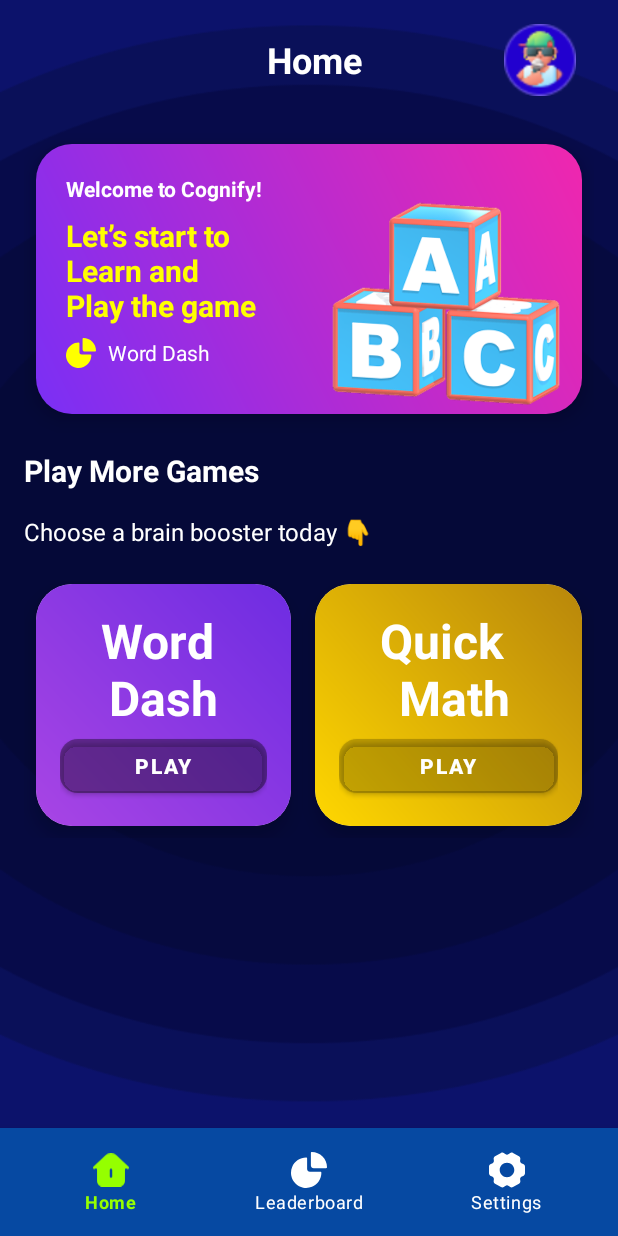
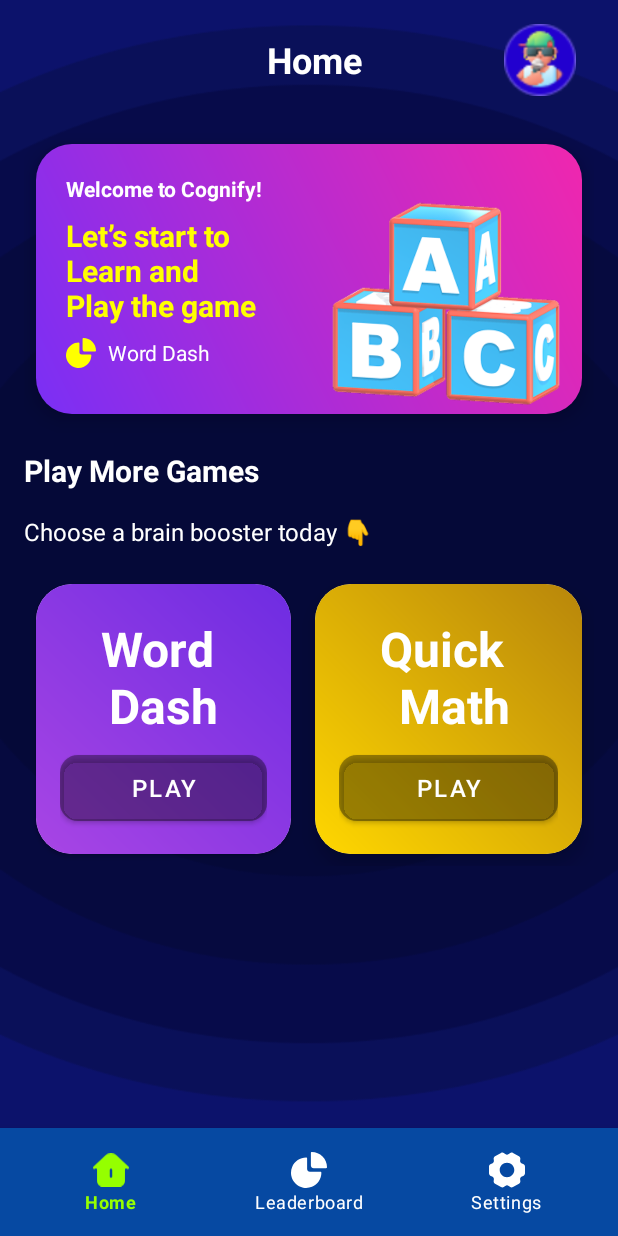
Before and after one commit to harish-kunta/Cognify, an Android app: the screen it shows after launch once a user with an empty profile is signed in (MainActivity), on a phone screen of 412 x 824 dp. Run offline under Robolectric (Android 15) with nearby library versions, the light colour scheme and no system bars; our stand-ins replace navigation-ui.

Commit message:
updated buttons in home fragment

```diff
--- a/app/src/main/res/layout/fragment_home.xml
+++ b/app/src/main/res/layout/fragment_home.xml
@@ -165,7 +165,7 @@
                 android:id="@+id/wordGameCard"
                 layout="@layout/word_game_card"
                 android:layout_width="wrap_content"
-                android:layout_height="match_parent"
+                android:layout_height="180dp"
                 android:layout_margin="8dp"
                 android:layout_weight="1" />
 
@@ -173,7 +173,7 @@
                 android:id="@+id/mathGameCard"
                 layout="@layout/math_game_card"
                 android:layout_width="wrap_content"
-                android:layout_height="wrap_content"
+                android:layout_height="180dp"
                 android:layout_margin="8dp"
                 android:layout_weight="1" />
         </LinearLayout>
--- a/app/src/main/res/layout/math_game_card.xml
+++ b/app/src/main/res/layout/math_game_card.xml
@@ -25,17 +25,14 @@
             android:textSize="32sp"
             android:layout_weight="3"/>
 
-        <com.google.android.material.button.MaterialButton
+        <Button
             android:id="@+id/playButton"
+            style="@style/Button.Play"
             android:layout_width="match_parent"
             android:layout_height="wrap_content"
-            android:layout_alignParentBottom="true"
             android:text="PLAY"
-            android:textStyle="bold"
-            android:textColor="@android:color/white"
-            app:cornerRadius="12dp"
-            app:iconPadding="0dp"
             android:layout_weight="2"
-            app:backgroundTint="#36000000" />
+            app:rippleColor="#B8860B"
+            />
     </LinearLayout>
 </androidx.cardview.widget.CardView>
--- a/app/src/main/res/layout/word_game_card.xml
+++ b/app/src/main/res/layout/word_game_card.xml
@@ -1,10 +1,10 @@
 <androidx.cardview.widget.CardView xmlns:android="http://schemas.android.com/apk/res/android"
-    android:layout_width="160dp"
-    android:layout_height="200dp"
+    android:layout_width="match_parent"
+    android:layout_height="match_parent"
     xmlns:app="http://schemas.android.com/apk/res-auto"
     android:layout_margin="8dp"
     app:cardCornerRadius="24dp"
-    app:cardElevation="8dp">
+    >
 
     <LinearLayout
         android:layout_width="match_parent"
@@ -28,14 +28,12 @@
 
         <com.google.android.material.button.MaterialButton
             android:id="@+id/playButton"
+            style="@style/Button.Play"
             android:layout_width="match_parent"
             android:layout_height="wrap_content"
-            android:layout_alignParentBottom="true"
             android:text="PLAY"
-            android:textStyle="bold"
-            android:textColor="@android:color/white"
-            app:cornerRadius="12dp"
             android:layout_weight="2"
-            android:backgroundTint="#36000000" />
+            app:rippleColor="#6E2CE2"
+            />
     </LinearLayout>
 </androidx.cardview.widget.CardView>
--- a/app/src/main/res/values/styles.xml
+++ b/app/src/main/res/values/styles.xml
@@ -42,7 +42,22 @@
         <item name="backgroundTint">@color/button_enabled</item>
     </style>
 
-    <!-- Disbaled Button style -->
+    <!-- Play Button style -->
+    <style name="Button.Play" parent="Widget.MaterialComponents.Button">
+        <item name="android:textColor">@color/text_white</item>
+        <item name="android:textSize">16sp</item>
+        <item name="cornerRadius">12dp</item>
+        <item name="android:elevation">0dp</item>
+        <!-- Make sure there is no stroke -->
+        <item name="strokeWidth">0dp</item>
+        <item name="android:strokeColor">@android:color/transparent</item>
+
+        <!-- Ripple and background color (also use `app:`) -->
+        <item name="rippleColor">@color/button_pressed</item>
+        <item name="android:backgroundTint">#36000000</item>
+    </style>
+
+    <!-- Disabled Button style -->
     <style name="Button.Disabled" parent="Widget.MaterialComponents.Button.OutlinedButton">
         <item name="android:textColor">@color/text_white</item>
         <item name="android:textSize">16sp</item>
```
